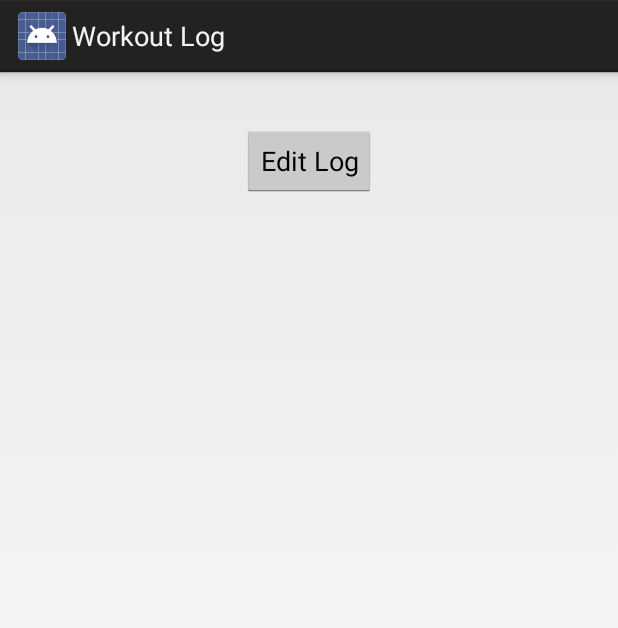
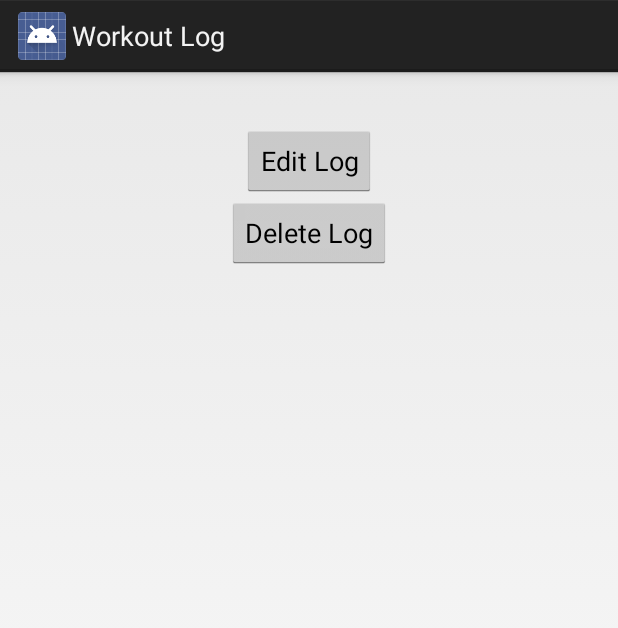
Before and after one commit to yleeAThmc/WorkoutLog, an Android app: the layout activity_detail.xml on its own in the app's theme, with its tools: preview values and no code run, on a phone screen of 412 x 824 dp. Shown: the top 628 px of the screen. Run offline under Robolectric (Android 15) with nearby library versions, the phone set to English and light mode, and no system bars.

Commit message:
Added delete button and some functionality
Continued progress

```diff
--- a/WorkoutLog/app/src/main/res/layout/activity_detail.xml
+++ b/WorkoutLog/app/src/main/res/layout/activity_detail.xml
@@ -19,4 +19,10 @@
         android:layout_height="wrap_content"
         android:text="Edit Log"
         android:id="@+id/editButton"/>
+    <Button
+        android:layout_width="wrap_content"
+        android:layout_height="wrap_content"
+        android:text="Delete Log"
+        android:id="@+id/deleteButton"
+        android:onClick="onDeleteClick"/>
 </LinearLayout>
```
Also changed, not shown: WorkoutLog/app/src/main/java/com/cs121/team2/workoutlog/DataHandler.java (+1 -7 lines), WorkoutLog/app/src/main/java/com/cs121/team2/workoutlog/DetailActivity.java (+20 -2 lines), WorkoutLog/app/src/main/java/com/cs121/team2/workoutlog/EntryActivity.java (+22 -3 lines).
